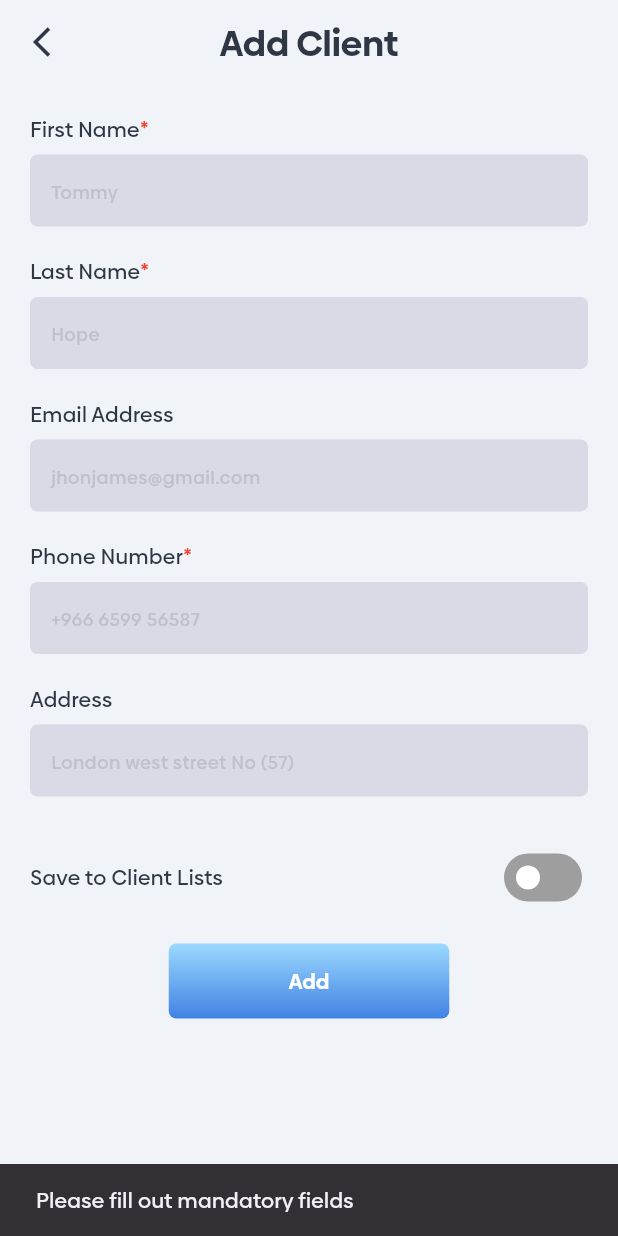
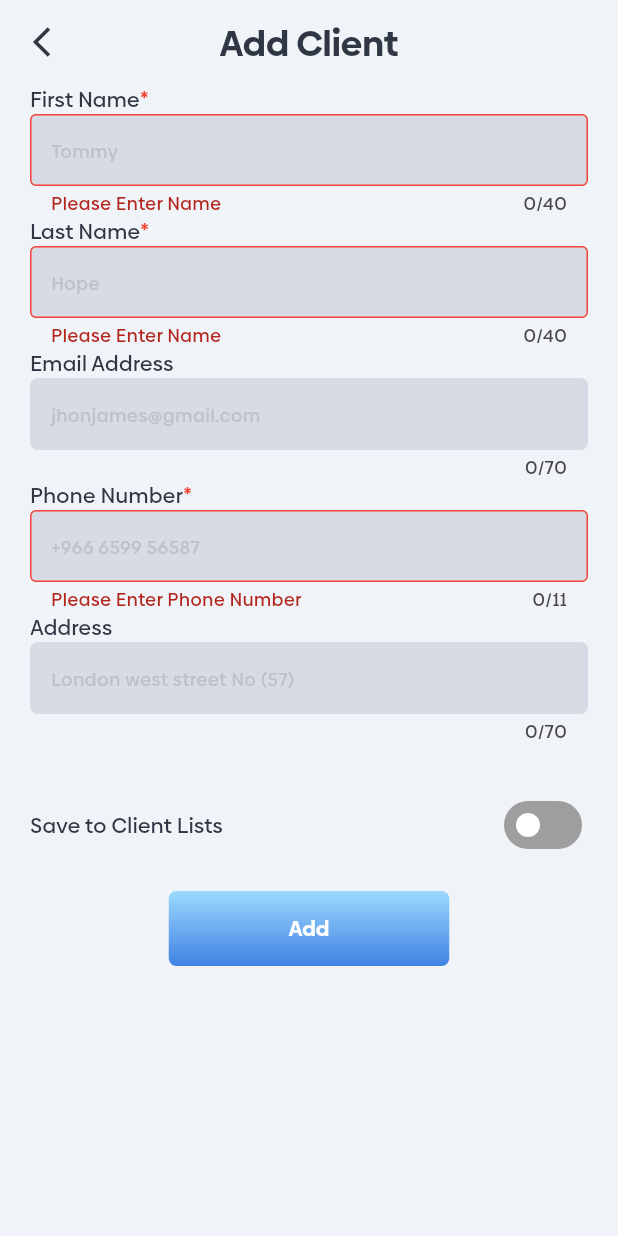
Before and after one commit to Safee715/-Inovoice-app, a Flutter app: the AddClientsPage screen opened directly, after a tap on "Add", on a phone screen of 412 x 824 dp. Run offline on Flutter 3.47's test engine with Material 3 defaults, Android fonts, the phone set to English and light mode, and no system bars; our stand-ins replace flutter_svg, shared_preferences; accounts and stored records are empty; project files that could hold a hidden picture were left out.

Commit message:
Input Validations

```diff
--- a/lib/main.dart
+++ b/lib/main.dart
@@ -3,7 +3,6 @@ import 'package:DummyInvoice/pages/home_page/home_page_viewmodel.dart';
 import 'package:flutter/material.dart';
 import 'package:DummyInvoice/pages/widget_tree_page.dart';
 import 'package:provider/provider.dart';
-
 void main() {
 
   runApp(
--- a/lib/pages/add_clients_page/add_clients_page.dart
+++ b/lib/pages/add_clients_page/add_clients_page.dart
@@ -4,6 +4,7 @@ import 'package:DummyInvoice/pages/home_page/home_page_viewmodel.dart';
 import 'package:flutter/material.dart';
 import 'package:DummyInvoice/pages/add_clients_page/add_client_viewmodel.dart';
 import 'package:DummyInvoice/widgets/text_form_fields_mandatory.dart';
+import 'package:flutter/services.dart';
 import 'package:provider/provider.dart';
 
 class AddClientsPage extends StatefulWidget {
@@ -15,7 +16,7 @@ class AddClientsPage extends StatefulWidget {
 
 class _AddClientsPageState extends State<AddClientsPage> {
   bool isToggled = false;
-
+  final formKey=GlobalKey<FormState>();
 
 
   @override
@@ -32,7 +33,7 @@ class _AddClientsPageState extends State<AddClientsPage> {
         elevation: 0,
         leading: IconButton(
           onPressed: () {
-            selected_page_notifier.value==2?selected_page_notifier.value=0:Navigator.pop(context);
+            selected_page_notifier.value ==2?selected_page_notifier.value=0:Navigator.pop(context);
 
           },
           icon: Icon(
@@ -62,6 +63,8 @@ class _AddClientsPageState extends State<AddClientsPage> {
               right: homePageViewmodel.getWidth(context, 20),
               bottom: homePageViewmodel.getWidth(context, 20),
             ),
+            child: Form(
+              key: formKey,
               child: Column(
                 children: [
                   TextFormFieldsMandatory(
@@ -69,30 +72,48 @@ class _AddClientsPageState extends State<AddClientsPage> {
                     hintText: addClientViewmodel.firstName,
                     isMandatory: true,
                     controller: clientPageViewmodel.firstNameController,
+                    maxLength: 40,
+                    validator: (p0) =>clientPageViewmodel.nameValidator(p0),
+                      inputFormatter:FilteringTextInputFormatter.allow(RegExp(r'[a-zA-z]'))
+
+
                   ),
                   TextFormFieldsMandatory(
                     labelText: addClientViewmodel.lastNameLabel,
                     hintText: addClientViewmodel.lastName,
                     isMandatory: true,
+                    maxLength: 40,
                     controller: clientPageViewmodel.lastNameController,
+                    validator: (p0) =>clientPageViewmodel.nameValidator(p0),
+                      inputFormatter:FilteringTextInputFormatter.allow(RegExp(r'[a-zA-z]'))
                   ),
                   TextFormFieldsMandatory(
                     labelText: addClientViewmodel.emailAddress,
                     hintText: addClientViewmodel.emailAddressHint,
                     isMandatory: false,
                     controller: clientPageViewmodel.emailController,
+                    textInputType: TextInputType.emailAddress,
+                    maxLength: 70,
+                    validator: (p0) =>clientPageViewmodel.emailValidator(p0),
                   ),
                   TextFormFieldsMandatory(
                     labelText: addClientViewmodel.phoneNo,
                     hintText: addClientViewmodel.phoneNoHint,
                     isMandatory: true,
                     controller: clientPageViewmodel.phoneController,
+                    textInputType: TextInputType.phone,
+                    validator: (p0) => clientPageViewmodel.phoneValidator(p0),
+                    maxLength: 11,
+
                   ),
                   TextFormFieldsMandatory(
                     labelText: addClientViewmodel.address,
                     hintText: addClientViewmodel.addressHint,
                     isMandatory: false,
                     controller: clientPageViewmodel.addressController,
+                    textInputType: TextInputType.text,
+                    maxLength: 70,
+
                   ),
                   SizedBox(height: 30),
                   Row(
@@ -135,15 +156,16 @@ class _AddClientsPageState extends State<AddClientsPage> {
                         shadowColor: Colors.transparent,
                       ),
                       onPressed: () async{
-                      if (clientPageViewmodel.firstNameController.text.isEmpty || clientPageViewmodel.lastNameController.text.isEmpty||clientPageViewmodel.phoneController.text.isEmpty)
+                        if(formKey.currentState!.validate())
                         {
-                      ScaffoldMessenger.of(context).showSnackBar(
-                      SnackBar(content: Text('Please fill out mandatory fields')),
-                      );
+
+                          clientPageViewmodel.addClient();
+                        selected_page_notifier.value==2?selected_page_notifier.value=0:Navigator.pop(context);
+
                         }
                         else
-                        {clientPageViewmodel.addClient();
-                        selected_page_notifier.value==2?selected_page_notifier.value=0:Navigator.pop(context);
+                          {
+
                           }
                          },
                       child: Text(
@@ -161,6 +183,7 @@ class _AddClientsPageState extends State<AddClientsPage> {
             ),
           ),
         ),
+      ),
     );
 
   }
--- a/lib/pages/c_widget_tree.dart
+++ b/lib/pages/c_widget_tree.dart
@@ -1,3 +1,4 @@
+import 'package:DummyInvoice/pages/home_page/home_page_viewmodel.dart';
 import 'package:DummyInvoice/widgets/client_page_nav_bar.dart';
 import 'package:flutter/material.dart';
 import 'package:DummyInvoice/data/notifiers.dart';
@@ -21,7 +22,10 @@ class _CWidgetTreeState extends State<CWidgetTree> {
   Widget build(
       BuildContext context
       ) {
-    return Scaffold(
+    HomePageViewmodel homePageViewmodel = HomePageViewmodel();
+
+  return SafeArea(
+      child: Scaffold(
         body: ValueListenableBuilder(
           valueListenable: client_page_index,
           builder: (context, c_selected_page, child) {
@@ -38,8 +42,9 @@ class _CWidgetTreeState extends State<CWidgetTree> {
           },
         ),
         bottomNavigationBar: Padding(
-        padding: EdgeInsets.only( left: 50, right: 50),
+          padding: EdgeInsets.only( left: 50, right: 50,bottom: homePageViewmodel.getHeight(context, 30)),
           child: ClientPageNavBar(),
+        ),
       ),
     );
   }
--- a/lib/pages/client_page/client_page_viewmodel.dart
+++ b/lib/pages/client_page/client_page_viewmodel.dart
@@ -172,5 +172,36 @@ void backButtonFunction()
 
     super.dispose();
   }
+String ?emailValidator(String? value)
+{  if ((value == null) || (value.isEmpty)) {
+  return null;
+}
+  else if(!RegExp(r'^[\w.-]+@([\w-]+\.)+[\w.-]{2,4}$').hasMatch(value))
+  {
+  return 'Enter a valid email';
+  }
+return null;
+}
+  String ?nameValidator(String? value)
+  {  if ((value == null) || (value.isEmpty)) {
+    return 'Please Enter Name';
+  }
+    else if(!RegExp(r'^[a-zA-Z\s]+$').hasMatch(value))
+    {
+      return 'Enter a valid Name';
+    }
+    return null;
+  }
+  String ?phoneValidator(String? value)
+  {  if ((value == null) || (value.isEmpty)) {
+    return 'Please Enter Phone Number';
+  }
+  else if(!RegExp(r'^[0-9\s]{11}$').hasMatch(value))
+  {
+    return 'Enter a valid Phone';
+  }
+  return null;
+  }
+
 
 }
--- a/lib/pages/client_page/clients_page.dart
+++ b/lib/pages/client_page/clients_page.dart
@@ -1,3 +1,4 @@
+
 import 'package:DummyInvoice/pages/home_page/home_page_viewmodel.dart';
 import 'package:flutter/material.dart';
 import 'package:DummyInvoice/pages/add_clients_page/add_clients_page.dart';
@@ -31,6 +32,7 @@ final clientPageViewmodel=context.watch<ClientPageViewmodel>();
 
     bool isDark = Theme.of(context).brightness == Brightness.dark;
     return SafeArea(
+
         child: Scaffold(
           appBar: AppBar(
             titleSpacing: 0,
@@ -123,5 +125,6 @@ final clientPageViewmodel=context.watch<ClientPageViewmodel>();
           floatingActionButtonLocation: FloatingActionButtonLocation.endDocked,
         ),
       );
+
   }
 }
--- a/lib/pages/edit_details_page/edit_client.dart
+++ b/lib/pages/edit_details_page/edit_client.dart
@@ -57,28 +57,40 @@ class _EditClient extends State<EditClient> {
                   labelText: editClientViewmodel.firstNameLabel,
                   controller: editClientViewmodel.firstNameController,
                   isMandatory: true  ,
+                  textInputType: TextInputType.name,
+                  maxLength: 40,
 
                 ),
                 TextFormFieldsMandatory(
                   labelText: editClientViewmodel.lastNameLabel,
                   controller: editClientViewmodel.lastNameController,
                   isMandatory: true,
+                  textInputType: TextInputType.name,
+
                 ),
                 TextFormFieldsMandatory(
                   labelText: editClientViewmodel.emailAddress,
                   controller: editClientViewmodel.emailController,
                   isMandatory: false,
+                  textInputType: TextInputType.emailAddress,
+                  maxLength: 70,
 
                 ),
                 TextFormFieldsMandatory(
                   labelText: editClientViewmodel.phoneNo,
                   controller: editClientViewmodel.phoneController,
                   isMandatory: true,
+                  textInputType: TextInputType.phone,
+                  maxLength: 11,
+
                 ),
                 TextFormFieldsMandatory(
                   labelText: editClientViewmodel.address,
                   controller: editClientViewmodel.addressController,
                   isMandatory: false,
+                  textInputType: TextInputType.text,
+                  maxLength: 70,
+
                 ),
 
                 SizedBox(height: 30),
--- a/lib/pages/view_details_page/view_details.dart
+++ b/lib/pages/view_details_page/view_details.dart
@@ -67,31 +67,41 @@ class _ViewDetailsState extends State<ViewDetails> {
                   labelText: viewDetailsViewmodel.firstNameLabel,
                   controller: clientPageViewmodel.firstNameController,
                   isMandatory: true,
-                  enabeled: false,
+                  enabled: false,
+
+
                 ),
                 TextFormFieldsMandatory(
                   labelText: viewDetailsViewmodel.lastNameLabel,
                   controller: clientPageViewmodel.lastNameController,
                   isMandatory: true,
-                  enabeled: false,
+                  enabled: false,
+
+
                 ),
                 TextFormFieldsMandatory(
                   labelText: viewDetailsViewmodel.emailAddress,
                   controller: clientPageViewmodel.emailController,
                   isMandatory: false,
-                  enabeled: false,
+                  enabled: false,
+
+
                 ),
                 TextFormFieldsMandatory(
                   labelText: viewDetailsViewmodel.phoneNo,
                   controller: clientPageViewmodel.phoneController,
                   isMandatory: true,
-                  enabeled: false,
+                  enabled: false,
+
+
                 ),
                 TextFormFieldsMandatory(
                   labelText: viewDetailsViewmodel.address,
                   controller: clientPageViewmodel.addressController,
                   isMandatory: false,
-                  enabeled: false,
+                  enabled: false,
+
+
                 ),
 
                 SizedBox(height: 30),
--- a/lib/pages/widget_tree_page.dart
+++ b/lib/pages/widget_tree_page.dart
@@ -1,4 +1,3 @@
-import 'package:DummyInvoice/pages/home_page/home_page_viewmodel.dart';
 import 'package:DummyInvoice/widgets/navbar_widget.dart';
 import 'package:flutter/material.dart';
 import 'package:DummyInvoice/data/notifiers.dart';
@@ -26,8 +25,7 @@ class _WidgetTreePageState extends State<WidgetTreePage> {
   ];
   @override
   Widget build(BuildContext context) {
-    HomePageViewmodel homePageViewmodel=HomePageViewmodel();
-    bool isDark=Theme.of(context).brightness==Brightness.dark;
+
     return Scaffold(
       body: ValueListenableBuilder(
         valueListenable: selected_page_notifier,
@@ -46,10 +44,8 @@ class _WidgetTreePageState extends State<WidgetTreePage> {
       valueListenable: selected_page_notifier,
       builder: (context, value, child) {
         if(value==1) {
-        return Container(
-          color: homePageViewmodel.getBackColor(isDark),
+        return Padding(
           padding: EdgeInsets.only(bottom: 30.0, left: 50, right: 50),
-          child: SizedBox(height: 20,),
         );
 
       }
--- a/lib/widgets/text_form_fields_mandatory.dart
+++ b/lib/widgets/text_form_fields_mandatory.dart
@@ -1,71 +1,106 @@
+
 import 'package:DummyInvoice/pages/home_page/home_page_viewmodel.dart';
 import 'package:flutter/material.dart';
+import 'package:flutter/services.dart';
 
 class TextFormFieldsMandatory extends StatefulWidget {
-  const TextFormFieldsMandatory({super.key,
+  const TextFormFieldsMandatory({
+    super.key,
     required this.labelText,
-     this.hintText,
+    this.hintText,
     required this.isMandatory,
-     this.controller,
-    this.enabeled,
+    this.controller,
+    this.enabled,
+     this.textInputType,
+    this.maxLength,
+    this.validator,
+    this.inputFormatter,
   });
   final String labelText;
-  final TextEditingController ?controller;
-  final String ?hintText;
+  final TextEditingController? controller;
+  final String? hintText;
   final bool isMandatory;
-  final bool ?enabeled;
+  final bool? enabled;
+  final TextInputType ?textInputType;
+  final  int ?maxLength;
+  final String? Function(String?)?  validator;
+  final TextInputFormatter ?inputFormatter;
   @override
-  State<TextFormFieldsMandatory> createState() => _TextFormFieldsMandatoryState();
+  State<TextFormFieldsMandatory> createState() =>
+      _TextFormFieldsMandatoryState();
 }
 
 class _TextFormFieldsMandatoryState extends State<TextFormFieldsMandatory> {
   @override
   Widget build(BuildContext context) {
-
-    HomePageViewmodel homePageViewmodel=HomePageViewmodel();
-    bool isDark=Theme.of(context).brightness==Brightness.dark;
+    HomePageViewmodel homePageViewmodel = HomePageViewmodel();
+    bool isDark = Theme.of(context).brightness == Brightness.dark;
 
     return Column(
       children: [
-        SizedBox(height: 20,),
         Row(
           children: [
-            Text(widget.labelText,
-              style: TextStyle(fontSize: 14,fontFamily: 'Biennale',
-                  fontWeight: FontWeight.w500,
-                  color: homePageViewmodel.getTextColor(isDark)),
+            Text(
+              widget.labelText,
+              style: TextStyle(
+                fontSize: 14,
+                fontFamily: 'Biennale',
+                fontWeight: FontWeight.w500,
+                color: homePageViewmodel.getTextColor(isDark),
+              ),
             ),
-             widget.isMandatory?
-            Text('*'
-              ,style: TextStyle(fontSize: 14,fontFamily: 'Biennale',
-                  fontWeight: FontWeight.w500,
-                  color: Colors.red),
-            ):SizedBox.shrink(),
-
+            widget.isMandatory
+                ? Text(
+                    '*',
+                    style: TextStyle(
+                      fontSize: 14,
+                      fontFamily: 'Biennale',
+                      fontWeight: FontWeight.w500,
+                      color: Colors.red,
+                    ),
+                  )
+                : SizedBox.shrink(),
           ],
         ),
-        SizedBox(height:homePageViewmodel.getWidth(context, 7),),
         TextFormField(
-          controller:widget.controller ,
-          validator: (value) {
-          if((value==null)||(value.isEmpty))
-            {
-              return 'Please fill out the mandatory fields';
-            }
-          return null;
-        },enabled:widget.enabeled,
-          decoration: InputDecoration(filled: true,
-            fillColor:homePageViewmodel.getTextFormFieldColor(isDark),
-            border:OutlineInputBorder(
+          inputFormatters: widget.inputFormatter==null?null:[widget.inputFormatter!],
+          onTapOutside: (event) {
+            FocusManager.instance.primaryFocus?.unfocus();
+          },
+          keyboardType: widget.textInputType,
+          maxLength:widget.maxLength,
+          controller: widget.controller,
+          validator: (value) =>widget.validator?.call(value),
+          enabled: widget.enabled,
+          cursorColor: Color(0xFF4082E3),
+          decoration: InputDecoration(
+            filled: true,
+            focusedBorder: OutlineInputBorder(
+                borderSide: BorderSide(
+                    color: Color(0xFF4082E3),width: 2,
+                ),
+            ),
+            focusedErrorBorder: OutlineInputBorder(
+              borderSide: BorderSide(
+                color: Color(0xFF4082E3),width: 2,
+              ),
+            ),
+            errorBorder: OutlineInputBorder(
+                borderSide:  BorderSide(
+                    color:Colors.red,width: 1)),
+            fillColor: homePageViewmodel.getTextFormFieldColor(isDark),
+            border: OutlineInputBorder(
               borderSide: BorderSide.none,
               borderRadius: BorderRadius.circular(5),
             ),
             hintText: widget.hintText,
-            hintStyle: TextStyle(fontSize: 12,fontFamily: 'Biennale',
-                fontWeight: FontWeight.w500,
-                color: homePageViewmodel.getHintTextColor(isDark)),
-            contentPadding: EdgeInsets.only(left:10,right: 10 ,top:10),
-
+            hintStyle: TextStyle(
+              fontSize: 12,
+              fontFamily: 'Biennale',
+              fontWeight: FontWeight.w500,
+              color: homePageViewmodel.getHintTextColor(isDark),
+            ),
+            contentPadding: EdgeInsets.only(left: 10, right: 10, top: 10),
           ),
         ),
       ],
```
Lines whose indentation alone changed are shown as unchanged.
